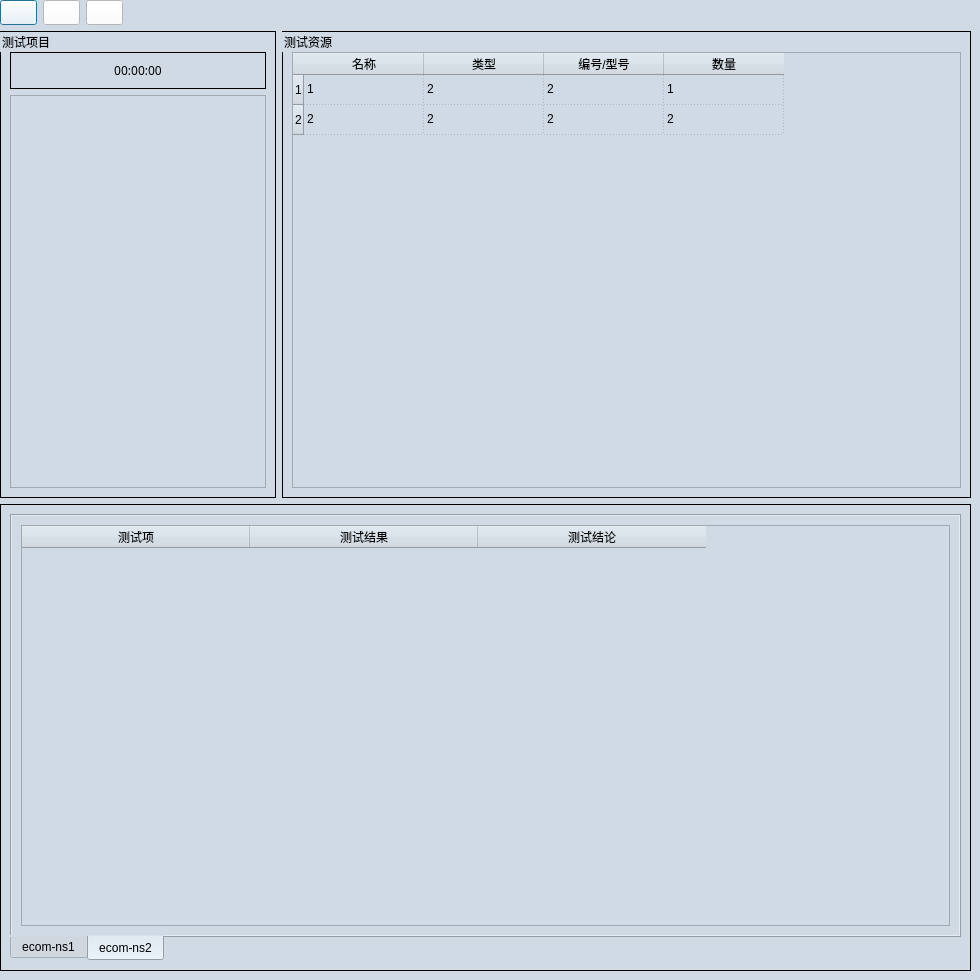
Qt form ui/sdsl/SDSL_MAIN.ui (gaoxingyu-hub/HUA54testframework) before a commit.
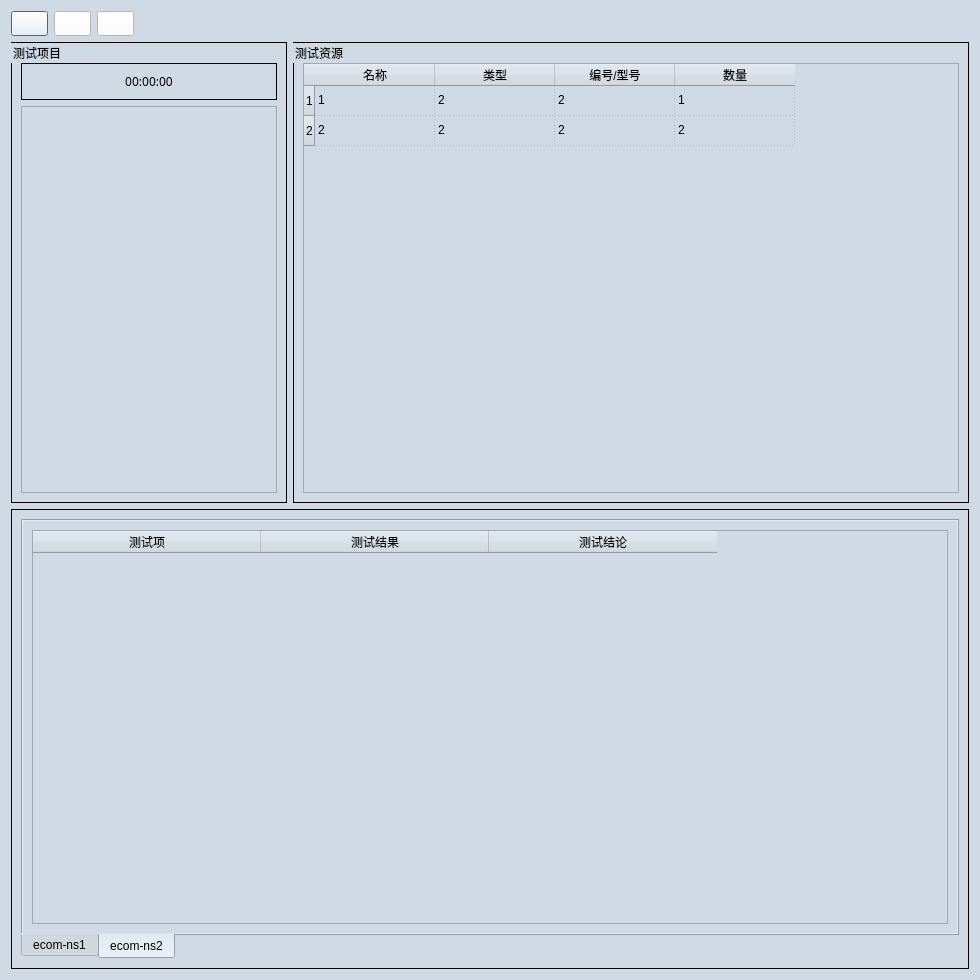
The same form after that commit. Icons and pictures are not drawn.

The edit to the form file:
```diff
--- a/ui/sdsl/SDSL_MAIN.ui
+++ b/ui/sdsl/SDSL_MAIN.ui
@@ -64,15 +64,8 @@
 border:1px solid rgb(0, 0, 0); 
 }</string>
   </property>
-  <widget class="QWidget" name="layoutWidget">
-   <property name="geometry">
-    <rect>
-     <x>0</x>
-     <y>0</y>
-     <width>971</width>
-     <height>971</height>
-    </rect>
-   </property>
+  <layout class="QGridLayout" name="gridLayout_11">
+   <item row="0" column="0">
    <layout class="QGridLayout" name="gridLayout_10">
     <item row="0" column="0">
      <layout class="QGridLayout" name="gridLayout_7">
@@ -393,7 +386,8 @@
      </widget>
     </item>
    </layout>
-  </widget>
+   </item>
+  </layout>
  </widget>
  <resources>
   <include location="../iconQrc.qrc"/>
```
Lines whose indentation alone changed are shown as unchanged.
